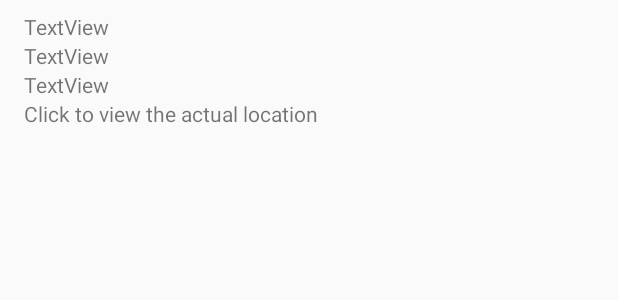
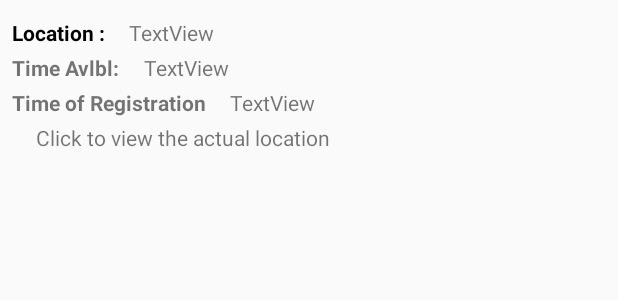
Before and after one commit to sirAdarsh/pi, an Android app: the layout locations_list_layout.xml on its own in the app's theme, with its tools: preview values and no code run, on a phone screen of 412 x 824 dp. Shown: the top 300 px of the screen. Run offline under Robolectric (Android 15) with nearby library versions, the phone set to English and light mode, and no system bars.

Commit message:
modified list adapter view.

```diff
--- a/app/src/main/java/com/example/pi/Selection.java
+++ b/app/src/main/java/com/example/pi/Selection.java
@@ -79,6 +79,7 @@ public class Selection extends AppCompatActivity implements LocationListener {
             @Override
             public void onClick(View view) {
                 Intent i=new Intent(Selection.this,LocationListDisplay.class);
+                startActivity(i);
             }
         });
 
--- a/app/src/main/res/layout/locations_list_layout.xml
+++ b/app/src/main/res/layout/locations_list_layout.xml
@@ -7,13 +7,31 @@
         android:layout_width="match_parent"
         android:layout_height="match_parent"
         android:orientation="vertical">
+
+        <LinearLayout
+            android:layout_width="match_parent"
+            android:layout_height="wrap_content"
+            android:orientation="horizontal">
+            <TextView
+                android:layout_width="wrap_content"
+                android:layout_height="wrap_content"
+                android:text="Location :"
+                android:paddingTop="4dp"
+                android:layout_marginTop="8dp"
+                android:paddingLeft="8dp"
+                android:textStyle="bold"
+                android:textColor="#000000">
+
+            </TextView>
     <TextView
         android:id="@+id/textVieLocation"
         android:layout_width="match_parent"
         android:layout_height="wrap_content"
         android:text="TextView"
         android:paddingLeft="16dp"
+        android:paddingTop="4dp"
         android:layout_marginTop="8dp"/>
+        </LinearLayout>
 
 <!--    <TextView-->
 <!--    android:id="@+id/textViewLatLng"-->
@@ -21,24 +39,75 @@
 <!--    android:layout_height="wrap_content"-->
 <!--    android:text="TextView"-->
 <!--        android:paddingLeft="16dp"/>-->
+        <LinearLayout
+            android:layout_width="match_parent"
+            android:layout_height="wrap_content"
+            android:orientation="horizontal">
+            <TextView
+                android:layout_width="wrap_content"
+                android:layout_height="wrap_content"
+                android:text="Time Avlbl:"
+                android:paddingTop="4dp"
+
+                android:paddingLeft="8dp"
+                android:textStyle="bold">
+
+            </TextView>
     <TextView
         android:id="@+id/textViewTimeAvl"
         android:layout_width="match_parent"
         android:layout_height="wrap_content"
         android:text="TextView"
+        android:paddingTop="4dp"
         android:paddingLeft="16dp"/>
+        </LinearLayout>
+        <LinearLayout
+            android:layout_width="match_parent"
+            android:layout_height="wrap_content"
+            android:orientation="horizontal">
+            <TextView
+                android:layout_width="wrap_content"
+                android:layout_height="wrap_content"
+                android:text="Time of Registration"
+                android:paddingTop="4dp"
+                android:paddingLeft="8dp"
+                android:textStyle="bold">
+
+            </TextView>
+
     <TextView
         android:id="@+id/textViewTimeOfAccess"
         android:layout_width="match_parent"
         android:layout_height="wrap_content"
         android:text="TextView"
+        android:paddingTop="4dp"
         android:paddingLeft="16dp"/>
+        </LinearLayout>
+
+            <LinearLayout
+                android:layout_width="match_parent"
+                android:layout_height="wrap_content"
+                android:orientation="horizontal"
+                android:paddingBottom="8dp">
+            <TextView
+                android:layout_width="wrap_content"
+                android:layout_height="wrap_content"
+                android:text=""
+                android:paddingTop="4dp"
+
+                android:paddingLeft="8dp"
+                android:textStyle="bold">
+
+            </TextView>
+
         <TextView
             android:id="@+id/textViewClickToViewLoc"
             android:layout_width="match_parent"
             android:layout_height="wrap_content"
             android:text="Click to view the actual location"
+            android:paddingTop="4dp"
             android:paddingLeft="16dp"/>
+        </LinearLayout>
 
 
     </LinearLayout>
```
Also changed, not shown: app/src/main/res/layout/order_listitem_layout.xml (+54 -1 lines).
